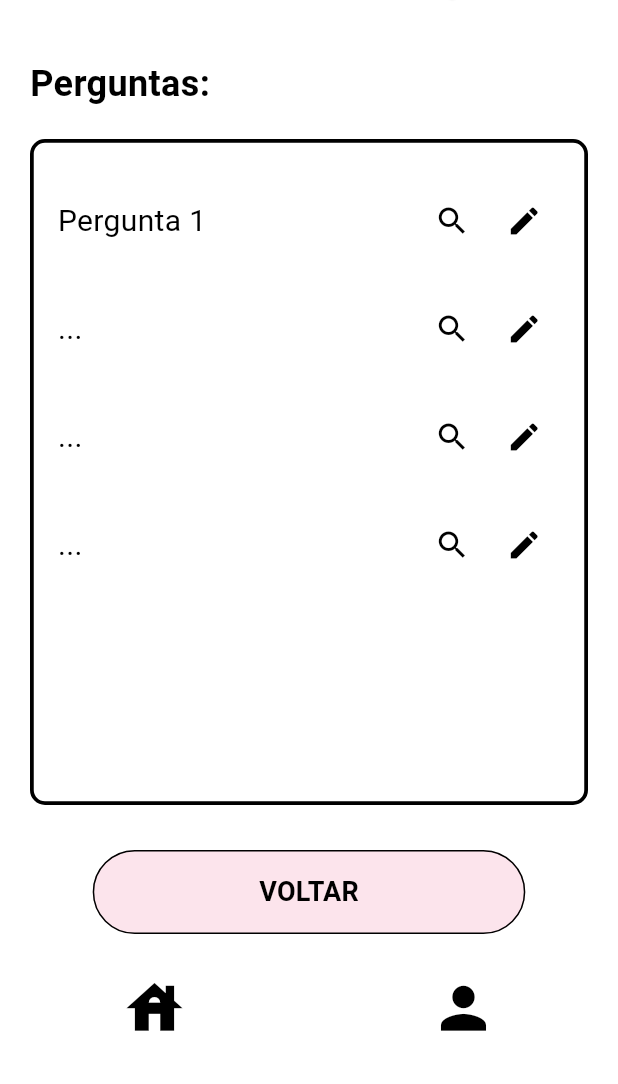
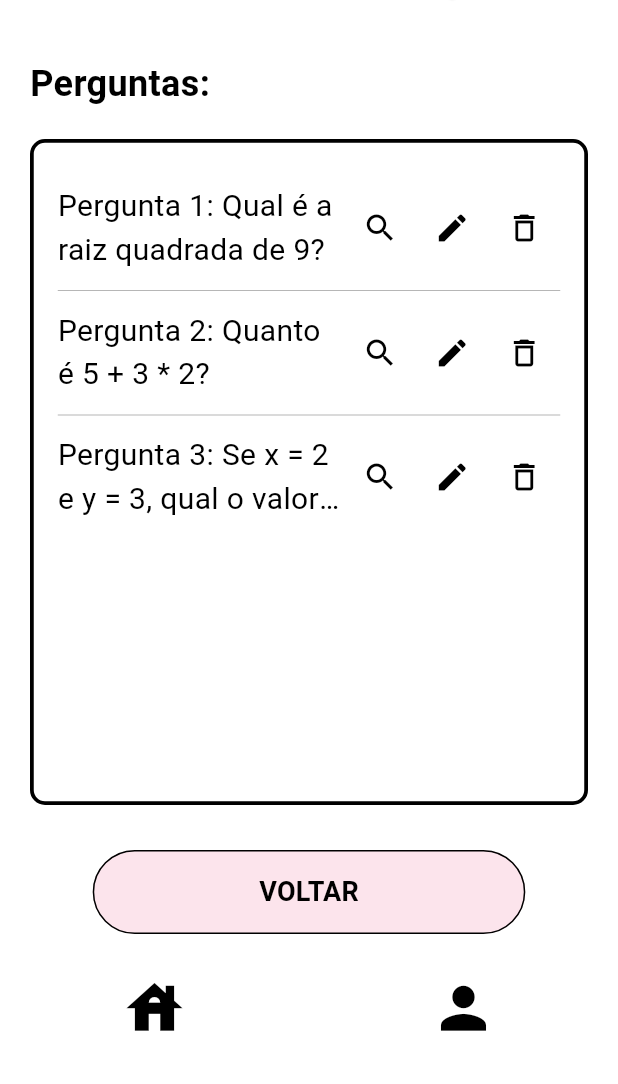
Before and after one commit to isallets/ProjetoFlutterMathkraft, a Flutter app: the TelaConsultarPerguntas screen opened directly, on a phone screen of 412 x 824 dp, the part 152-1236 px from its top. Run offline on Flutter 3.47's test engine with Material 3 defaults, Android fonts, the phone set to English and light mode, and no system bars.

Commit message:
isabelle - padronização telas

```diff
--- a/mathkraft/lib/screens/tela_admin.dart
+++ b/mathkraft/lib/screens/tela_admin.dart
@@ -1,8 +1,8 @@
 import 'package:flutter/material.dart';
-import 'package:mathkraft/widgets/menu_navigation_bar_widget.dart';
 import 'package:mathkraft/screens/tela_criar_pergunta.dart';
 import 'package:mathkraft/screens/tela_buscar_usuario.dart';
 import 'package:mathkraft/screens/tela_consultar_perguntas.dart';
+import 'package:mathkraft/widgets/menu_navigation_bar_widget.dart';
 
 Widget _buildAdminButton({
   required String text,
@@ -107,7 +107,7 @@ class TelaAdmin extends StatelessWidget {
           ),
         ),
       ),
-      bottomNavigationBar: menuBottomNavigationBar(context, 0),
+      bottomNavigationBar: menuBottomNavigationBar(context, 1),
     );
   }
 }
--- a/mathkraft/lib/screens/tela_consultar_perguntas.dart
+++ b/mathkraft/lib/screens/tela_consultar_perguntas.dart
@@ -1,10 +1,181 @@
 import 'package:flutter/material.dart';
 import 'package:mathkraft/widgets/header_mathkraft.dart';
-import 'package:mathkraft/widgets/menu_navigation_bar_widget.dart';
+import 'package:mathkraft/widgets/admin_menu_navigation_bar_widget.dart';
 import 'package:mathkraft/screens/tela_editar_pergunta.dart';
 
-class TelaConsultarPerguntas extends StatelessWidget {
+class QuestionListItem extends StatelessWidget {
+  final String question;
+  final VoidCallback onDelete;
+
+  const QuestionListItem({
+    super.key,
+    required this.question,
+    required this.onDelete,
+  });
+
+  @override
+  Widget build(BuildContext context) {
+    return Padding(
+      padding: const EdgeInsets.symmetric(vertical: 12.0),
+      child: Row(
+        mainAxisAlignment: MainAxisAlignment.spaceBetween,
+        children: [
+          Expanded(
+            child: Text(
+              question,
+              style: const TextStyle(
+                fontSize: 20,
+                color: Colors.black,
+              ),
+              overflow: TextOverflow.ellipsis,
+              maxLines: 2,
+            ),
+          ),
+          Row(
+            mainAxisSize: MainAxisSize.min,
+            children: [
+              IconButton(
+                icon: const Icon(Icons.search, color: Colors.black),
+                onPressed: () {
+                  print('Ver detalhes de $question');
+                },
+              ),
+              IconButton(
+                icon: const Icon(Icons.edit, color: Colors.black),
+                onPressed: () {
+                  Navigator.push(context, MaterialPageRoute(builder: (context) => const TelaEditarPergunta()));
+                },
+              ),
+              IconButton(
+                icon: const Icon(Icons.delete_outline, color: Colors.black),
+                onPressed: onDelete,
+              ),
+            ],
+          ),
+        ],
+      ),
+    );
+  }
+}
+
+class TelaConsultarPerguntas extends StatefulWidget {
   const TelaConsultarPerguntas({super.key});
+
+  @override
+  State<TelaConsultarPerguntas> createState() => _TelaConsultarPerguntasState();
+}
+
+class _TelaConsultarPerguntasState extends State<TelaConsultarPerguntas> {
+  final List<String> _questions = [
+    'Pergunta 1: Qual é a raiz quadrada de 9?',
+    'Pergunta 2: Quanto é 5 + 3 * 2?',
+    'Pergunta 3: Se x = 2 e y = 3, qual o valor de 2x + y?',
+  ];
+
+  Widget _buildDialogButton({
+    required BuildContext context,
+    required String text,
+    required Color backgroundColor,
+    required Color textColor,
+    required VoidCallback onPressed,
+  }) {
+    return SizedBox(
+      width: double.infinity,
+      child: ElevatedButton(
+        onPressed: onPressed,
+        style: ElevatedButton.styleFrom(
+          backgroundColor: backgroundColor,
+          foregroundColor: textColor,
+          padding: const EdgeInsets.symmetric(vertical: 12),
+          shape: RoundedRectangleBorder(
+            borderRadius: BorderRadius.circular(22.0),
+            side: const BorderSide(color: Colors.black, width: 1.0),
+          ),
+          elevation: 0,
+        ),
+        child: Text(
+          text,
+          style: const TextStyle(fontSize: 18, fontWeight: FontWeight.bold),
+        ),
+      ),
+    );
+  }
+
+  // --- AlertDialog de Confirmação de Exclusão de Pergunta ---
+  void _showExcluirPerguntaDialog(String perguntaParaExcluir) {
+    showDialog(
+      context: context,
+      builder: (BuildContext dialogContext) {
+        return AlertDialog(
+          content: SizedBox(
+            height: 250.0,
+            width: 280.0,
+            child: Column(
+              mainAxisAlignment: MainAxisAlignment.spaceBetween,
+              crossAxisAlignment: CrossAxisAlignment.center,
+              mainAxisSize: MainAxisSize.min,
+              children: [
+                const Text(
+                  'Deseja excluir esta pergunta?',
+                  textAlign: TextAlign.center,
+                  style: TextStyle(
+                    fontSize: 25.0,
+                    fontWeight: FontWeight.bold,
+                    color: Colors.black,
+                  ),
+                ),
+                Text(
+                  '"$perguntaParaExcluir"',
+                  textAlign: TextAlign.center,
+                  style: const TextStyle(
+                    fontSize: 18.0,
+                    color: Colors.grey,
+                    fontStyle: FontStyle.italic,
+                  ),
+                ),
+                const SizedBox(height: 20),
+
+                Column(
+                  children: [
+                    _buildDialogButton(
+                      context: dialogContext, // OK, o parâmetro agora é esperado
+                      text: 'CANCELAR',
+                      backgroundColor: Colors.pink[50]!,
+                      textColor: Colors.black,
+                      onPressed: () {
+                        Navigator.of(dialogContext).pop();
+                        print('Exclusão de pergunta cancelada.');
+                      },
+                    ),
+                    const SizedBox(height: 15.0),
+
+                    _buildDialogButton(
+                      context: dialogContext, // OK, o parâmetro agora é esperado
+                      text: 'CONFIRMAR',
+                      backgroundColor: Colors.red[100]!,
+                      textColor: Colors.red[900]!,
+                      onPressed: () {
+                        setState(() {
+                          _questions.remove(perguntaParaExcluir);
+                        });
+                        Navigator.of(dialogContext).pop();
+                        print('Pergunta "$perguntaParaExcluir" excluída!');
+                      },
+                    ),
+                  ],
+                ),
+              ],
+            ),
+          ),
+          shape: RoundedRectangleBorder(
+            borderRadius: BorderRadius.circular(20.0),
+            side: const BorderSide(color: Colors.black, width: 2.0),
+          ),
+          backgroundColor: Colors.white,
+        );
+      },
+    );
+  }
 
   @override
   Widget build(BuildContext context) {
@@ -38,14 +209,22 @@ class TelaConsultarPerguntas extends StatelessWidget {
                   borderRadius: BorderRadius.circular(10),
                 ),
                 padding: const EdgeInsets.all(16.0),
-                child: ListView(
-                  // Lista de perguntas
-                  children: const [
-                    QuestionListItem(question: 'Pergunta 1'),
-                    QuestionListItem(question: '...'),
-                    QuestionListItem(question: '...'),
-                    QuestionListItem(question: '...'),
-                  ],
+                child: ListView.separated(
+                  itemCount: _questions.length,
+                  itemBuilder: (context, index) {
+                    final String questionText = _questions[index];
+                    return QuestionListItem(
+                      question: questionText,
+                      onDelete: () {
+                        _showExcluirPerguntaDialog(questionText);
+                      },
+                    );
+                  },
+                  separatorBuilder: (context, index) => const Divider(
+                    height: 1,
+                    thickness: 0.5,
+                    color: Colors.grey,
+                  ),
                 ),
               ),
             ),
@@ -83,55 +262,7 @@ class TelaConsultarPerguntas extends StatelessWidget {
           ],
         ),
       ),
-
-      bottomNavigationBar: menuBottomNavigationBar(context, 1),
+      bottomNavigationBar: adminMenuBottomNavigationBar(context, 1),
     );
   }
 }
-
-// Widget auxiliar para cada item da lista de pergunta (provavelmente vai mudar)
-class QuestionListItem extends StatelessWidget {
-  final String question;
-
-  const QuestionListItem({
-    super.key,
-    required this.question,
-  });
-
-  @override
-  Widget build(BuildContext context) {
-    return Padding(
-      padding: const EdgeInsets.symmetric(vertical: 12.0),
-      child: Row(
-        mainAxisAlignment: MainAxisAlignment.spaceBetween,
-        children: [
-          Text(
-            question,
-            style: const TextStyle(
-              fontSize: 20,
-              color: Colors.black,
-            ),
-          ),
-          Row(
-            children: [
-              IconButton(
-                icon: const Icon(Icons.search, color: Colors.black),
-                onPressed: () {
-                  // Ação para o ícone de lupa
-                  print('Buscar $question');
-                },
-              ),
-              IconButton(
-                icon: const Icon(Icons.edit, color: Colors.black),
-                onPressed: () {
-                  Navigator.push(context, MaterialPageRoute(builder: (context) => const TelaEditarPergunta()));
-                  print('Editar $question');
-                },
-              ),
-            ],
-          ),
-        ],
-      ),
-    );
-  }
-}
--- a/mathkraft/lib/screens/tela_criar_pergunta.dart
+++ b/mathkraft/lib/screens/tela_criar_pergunta.dart
@@ -1,7 +1,6 @@
 import 'package:flutter/material.dart';
 import 'dart:async';
-
-import 'package:mathkraft/widgets/menu_navigation_bar_widget.dart';
+import 'package:mathkraft/widgets/admin_menu_navigation_bar_widget.dart';
 
 class TelaCriarPergunta extends StatefulWidget {
   const TelaCriarPergunta({super.key});
@@ -141,7 +140,7 @@ class _TelaCriarPerguntaState extends State<TelaCriarPergunta> {
           ),
         ),
       ),
-      bottomNavigationBar: menuBottomNavigationBar(context, 0),
+      bottomNavigationBar: adminMenuBottomNavigationBar(context, 0),
     );
   }
 
--- a/mathkraft/lib/screens/tela_inicial_jogos.dart
+++ b/mathkraft/lib/screens/tela_inicial_jogos.dart
@@ -55,7 +55,7 @@ class TelaInicialJogos extends StatelessWidget {
             //botão verde jogar
             ElevatedButton(
               onPressed: () {
-                //
+                Navigator.pushReplacement(context, MaterialPageRoute(builder: (context) => TelaJogo()));
               },
               style: ElevatedButton.styleFrom(
                 backgroundColor: Color.fromRGBO(224, 255, 255, 1),
--- a/mathkraft/lib/screens/tela_perfil.dart
+++ b/mathkraft/lib/screens/tela_perfil.dart
@@ -30,7 +30,7 @@ class _TelaPerfilState extends State<TelaPerfil>{
                 Text(
                   'Deseja sair?',
                   style: TextStyle(
-                    fontSize: 20.0,
+                    fontSize: 25.0,
                     fontWeight: FontWeight.bold,
                     color: Colors.black,
                   ),
@@ -85,7 +85,7 @@ class _TelaPerfilState extends State<TelaPerfil>{
                 Text(
                   'Deseja excluir a conta?',
                   style: TextStyle(
-                    fontSize: 30.0,
+                    fontSize: 25.0,
                     fontWeight: FontWeight.bold,
                     color: Colors.black,
                   ),
--- /dev/null
+++ b/mathkraft/lib/widgets/admin_menu_navigation_bar_widget.dart
@@ -0,0 +1,33 @@
+import 'package:flutter/material.dart';
+import 'package:mathkraft/screens/tela_admin.dart';
+import 'package:mathkraft/screens/tela_perfil.dart';
+
+Widget adminMenuBottomNavigationBar(BuildContext context, int selectedIndex) {
+  return BottomNavigationBar(
+    currentIndex: selectedIndex,
+    selectedItemColor: Colors.black,
+    unselectedItemColor: Colors.black,
+    backgroundColor: Colors.white,
+    type: BottomNavigationBarType.fixed,
+    elevation: 0,
+
+    items: const <BottomNavigationBarItem>[
+      BottomNavigationBarItem(
+          icon: Icon(Icons.house, size: 45.0),
+          label: ''
+      ),
+      BottomNavigationBarItem(
+          icon: Icon(Icons.person, size: 45.0),
+          label: ''
+      ),
+    ],
+    onTap: (index) {
+      if (index == 0) {
+        Navigator.pushReplacement(context, MaterialPageRoute(builder: (context) => TelaAdmin()));
+      }
+      else if (index == 1){
+        Navigator.pushReplacement(context, MaterialPageRoute(builder: (context) => TelaPerfil()));
+      }
+    },
+  );
+}
```
Also changed, not shown: mathkraft/lib/screens/tela_buscar_todos_usuarios.dart (+5 -4 lines), mathkraft/lib/screens/tela_buscar_usuario.dart (+4 -6 lines), mathkraft/lib/screens/tela_editar_conta.dart (+6 -3 lines), mathkraft/lib/screens/tela_editar_pergunta.dart (+3 -4 lines).
